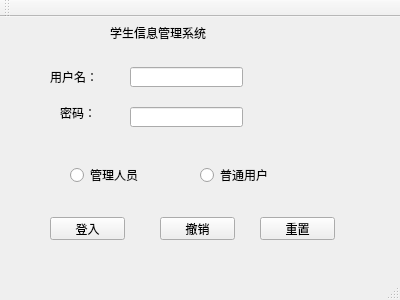
hooray1998/SC_System, file mainwindow.ui: the form before one commit.
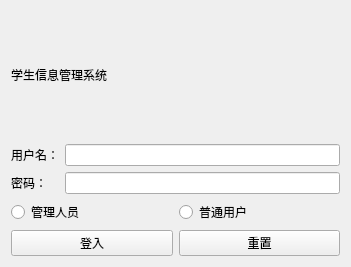
The form after the commit.

Commit message: 管理功能都ok了

```diff
--- a/mainwindow.ui
+++ b/mainwindow.ui
@@ -6,162 +6,97 @@
    <rect>
     <x>0</x>
     <y>0</y>
-    <width>400</width>
-    <height>300</height>
+    <width>351</width>
+    <height>267</height>
    </rect>
   </property>
   <property name="windowTitle">
    <string>设计者：陈永喆 8001716066</string>
   </property>
   <widget class="QWidget" name="centralWidget">
+   <layout class="QVBoxLayout" name="verticalLayout_3">
+    <item>
+     <widget class="QLabel" name="label_3">
+      <property name="text">
+       <string>学生信息管理系统</string>
+      </property>
+     </widget>
+    </item>
+    <item>
+     <layout class="QHBoxLayout" name="horizontalLayout">
+      <item>
+       <layout class="QVBoxLayout" name="verticalLayout_2">
+        <item>
+         <widget class="QLabel" name="label">
+          <property name="text">
+           <string>用户名：</string>
+          </property>
+         </widget>
+        </item>
+        <item>
    <widget class="QLabel" name="label_2">
-    <property name="geometry">
-     <rect>
-      <x>60</x>
-      <y>90</y>
-      <width>54</width>
-      <height>12</height>
-     </rect>
-    </property>
     <property name="text">
      <string>密码：</string>
     </property>
    </widget>
-   <widget class="QRadioButton" name="radioButton">
-    <property name="geometry">
-     <rect>
-      <x>70</x>
-      <y>150</y>
-      <width>89</width>
-      <height>16</height>
-     </rect>
-    </property>
-    <property name="text">
-     <string>管理人员</string>
-    </property>
-   </widget>
-   <widget class="QRadioButton" name="radioButton_2">
-    <property name="geometry">
-     <rect>
-      <x>200</x>
-      <y>150</y>
-      <width>89</width>
-      <height>16</height>
-     </rect>
-    </property>
-    <property name="text">
-     <string>普通用户</string>
-    </property>
-   </widget>
+        </item>
+       </layout>
+      </item>
+      <item>
+       <layout class="QVBoxLayout" name="verticalLayout">
+        <item>
+         <widget class="QLineEdit" name="Login_username"/>
+        </item>
+        <item>
    <widget class="QLineEdit" name="Login_password">
-    <property name="geometry">
-     <rect>
-      <x>130</x>
-      <y>90</y>
-      <width>113</width>
-      <height>20</height>
-     </rect>
-    </property>
     <property name="styleSheet">
      <string notr="true">font: 6pt &quot;Arial&quot;;
 font: 9pt &quot;Arial&quot;;</string>
     </property>
    </widget>
-   <widget class="QLineEdit" name="Login_username">
-    <property name="geometry">
-     <rect>
-      <x>130</x>
-      <y>50</y>
-      <width>113</width>
-      <height>20</height>
-     </rect>
-    </property>
-   </widget>
-   <widget class="QLabel" name="label_3">
-    <property name="geometry">
-     <rect>
-      <x>110</x>
-      <y>0</y>
-      <width>141</width>
-      <height>31</height>
-     </rect>
-    </property>
+        </item>
+       </layout>
+      </item>
+     </layout>
+    </item>
+    <item>
+     <layout class="QHBoxLayout" name="horizontalLayout_2">
+      <item>
+       <widget class="QRadioButton" name="radioButton">
+        <property name="text">
+         <string>管理人员</string>
+        </property>
+       </widget>
+      </item>
+      <item>
+       <widget class="QRadioButton" name="radioButton_2">
     <property name="text">
-     <string>学生信息管理系统</string>
-    </property>
-   </widget>
+         <string>普通用户</string>
+        </property>
+       </widget>
+      </item>
+     </layout>
+    </item>
+    <item>
+     <layout class="QHBoxLayout" name="horizontalLayout_3">
+      <item>
    <widget class="QPushButton" name="LoginButton">
-    <property name="geometry">
-     <rect>
-      <x>50</x>
-      <y>200</y>
-      <width>75</width>
-      <height>23</height>
-     </rect>
-    </property>
     <property name="text">
      <string>登入</string>
     </property>
    </widget>
-   <widget class="QPushButton" name="cancelButton">
-    <property name="geometry">
-     <rect>
-      <x>160</x>
-      <y>200</y>
-      <width>75</width>
-      <height>23</height>
-     </rect>
-    </property>
-    <property name="text">
-     <string>撤销</string>
-    </property>
-   </widget>
+      </item>
+      <item>
    <widget class="QPushButton" name="remitButton">
-    <property name="geometry">
-     <rect>
-      <x>260</x>
-      <y>200</y>
-      <width>75</width>
-      <height>23</height>
-     </rect>
-    </property>
     <property name="text">
      <string>重置</string>
     </property>
    </widget>
-   <widget class="QLabel" name="label">
-    <property name="geometry">
-     <rect>
-      <x>50</x>
-      <y>50</y>
-      <width>71</width>
-      <height>20</height>
-     </rect>
-    </property>
-    <property name="text">
-     <string>用户名：</string>
-    </property>
-   </widget>
-  </widget>
-  <widget class="QMenuBar" name="menuBar">
-   <property name="geometry">
-    <rect>
-     <x>0</x>
-     <y>0</y>
-     <width>400</width>
-     <height>31</height>
-    </rect>
-   </property>
-  </widget>
-  <widget class="QToolBar" name="mainToolBar">
-   <attribute name="toolBarArea">
-    <enum>TopToolBarArea</enum>
-   </attribute>
-   <attribute name="toolBarBreak">
-    <bool>false</bool>
-   </attribute>
-  </widget>
-  <widget class="QStatusBar" name="statusBar"/>
+      </item>
+     </layout>
+    </item>
+   </layout>
+  </widget>
  </widget>
  <layoutdefault spacing="6" margin="11"/>
  <resources/>
```
Lines whose indentation alone changed are shown as unchanged. The commit also changes 58 other files.
